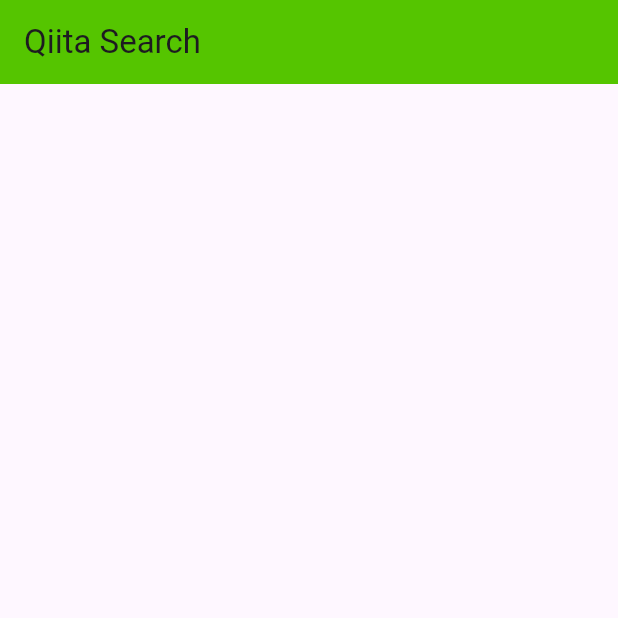
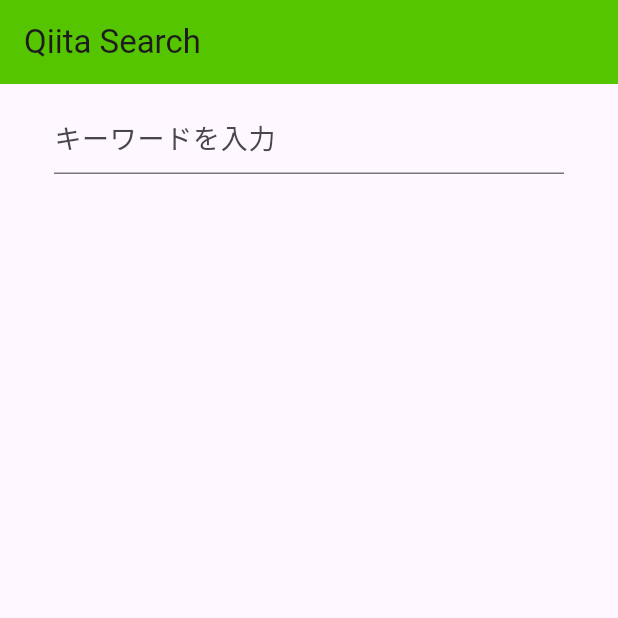
Before and after one commit to yoshinari0822/test_qiita_app, a Flutter app: the screen it shows after launch, on a phone screen of 412 x 824 dp, the top half of it. Run offline on Flutter 3.47's test engine with Material 3 defaults, Android fonts, the light colour scheme and no system bars; our stand-ins replace flutter_dotenv.

Commit message:
検索機能を作成

```diff
--- a/lib/widgets/search_screen.dart
+++ b/lib/widgets/search_screen.dart
@@ -12,11 +12,29 @@
 }
 
 class _SearchScreenState extends State<SearchScreen> {
+  List<Article> articles = [];
+
   @override
   Widget build(BuildContext context) {
     return Scaffold(
       appBar: AppBar(title: Text('Qiita Search')),
-      body: Container(),
+      body: Column(
+        children: [
+          Padding(
+            padding: const EdgeInsets.symmetric(vertical: 12, horizontal: 36),
+            child: TextField(
+              style: TextStyle(fontSize: 18, color: Colors.black),
+              decoration: InputDecoration(hintText: "キーワードを入力"),
+              onSubmitted: (String value) async {
+                final results = await searchQiita(value);
+                setState(() {
+                  articles = results;
+                });
+              },
+            ),
+          ),
+        ],
+      ),
     );
   }
 
```
